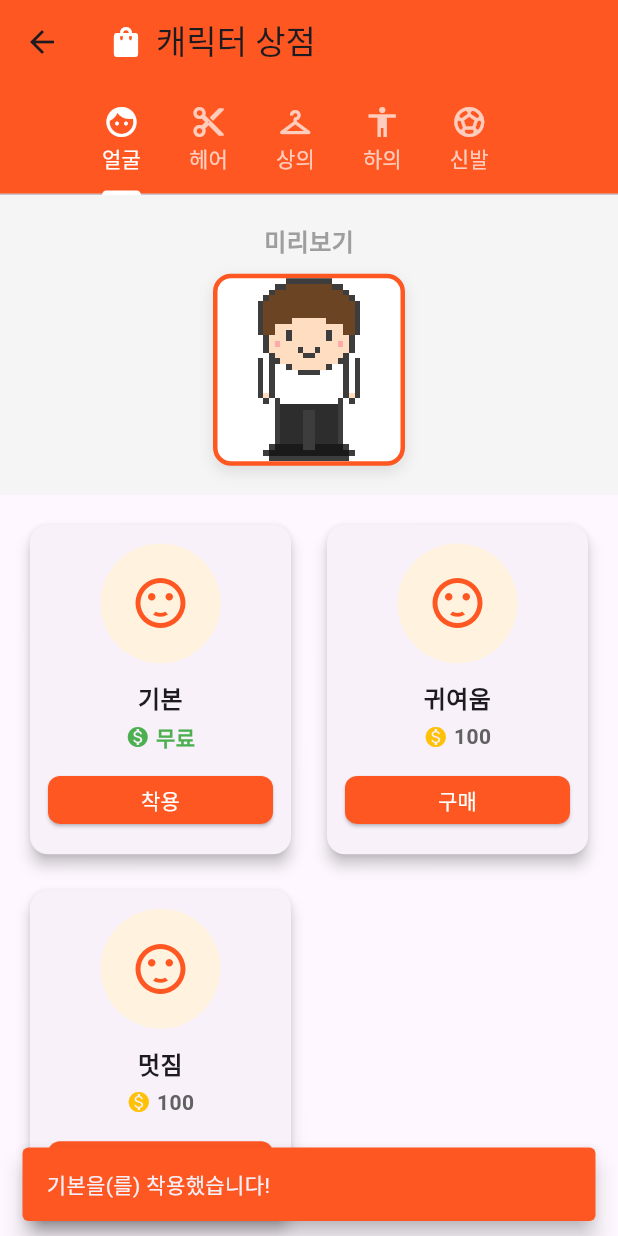
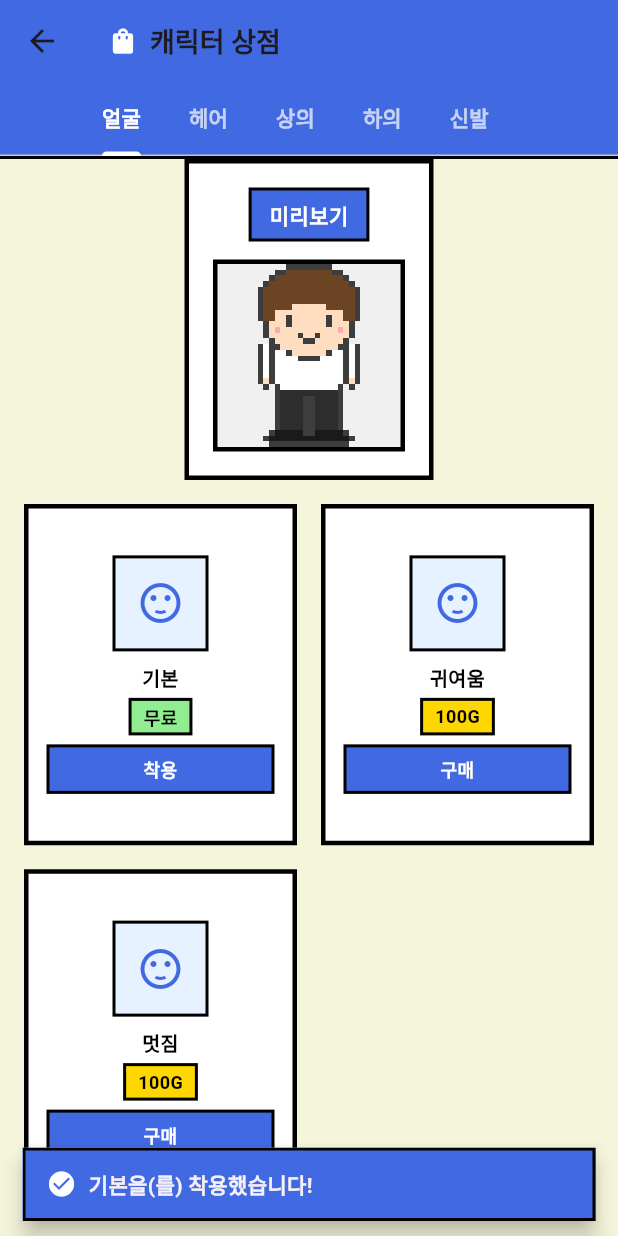
Before and after one commit to coco-ccl/coco-buffett-client, a Flutter app: the ShopPage screen opened by its route, after a tap on "착용", on a phone screen of 412 x 824 dp. Run offline on Flutter 3.47's test engine with Material 3 defaults, Android fonts, the phone set to English and light mode, and no system bars; our stand-ins replace flutter_bloc, flutter_svg, freezed_annotation, go_router; missing offline and left inert: flame, flame_bloc.

Commit message:
feat: 도트 스타일 적용

```diff
--- a/lib/home/home_page.dart
+++ b/lib/home/home_page.dart
@@ -47,7 +47,7 @@ class _HomePageState extends State<HomePage> {
             child: FloatingActionButton(
               heroTag: 'shop_button',
               onPressed: () => context.push('/shop'),
-              backgroundColor: Colors.orange,
+              backgroundColor: const Color(0xFF4169E1),
               child: const Icon(Icons.shopping_bag),
             ),
           ),
--- a/lib/shop/shop_page.dart
+++ b/lib/shop/shop_page.dart
@@ -70,56 +70,77 @@ class _ShopPageState extends State<ShopPage> with SingleTickerProviderStateMixin
     final playerBloc = context.read<PlayerBloc>();
 
     return Scaffold(
+      backgroundColor: const Color(0xFFF5F5DC), // 베이지 배경
       appBar: AppBar(
         title: const Row(
           children: [
-            Icon(Icons.shopping_bag, color: Colors.white),
+            Icon(Icons.shopping_bag, color: Colors.white, size: 20),
             SizedBox(width: 8),
-            Text('캐릭터 상점'),
+            Text('캐릭터 상점', style: TextStyle(fontSize: 18, fontWeight: FontWeight.bold)),
           ],
         ),
-        backgroundColor: Colors.deepOrange,
+        backgroundColor: const Color(0xFF4169E1), // 로얄 블루
         leading: IconButton(
           icon: const Icon(Icons.arrow_back),
           onPressed: () => context.pop(),
         ),
-        bottom: TabBar(
+        elevation: 0,
+        bottom: PreferredSize(
+          preferredSize: const Size.fromHeight(50),
+          child: Container(
+            decoration: const BoxDecoration(
+              border: Border(
+                bottom: BorderSide(color: Colors.black, width: 2),
+              ),
+            ),
+            child: TabBar(
               controller: _tabController,
               isScrollable: true,
               indicatorColor: Colors.white,
+              indicatorWeight: 3,
               labelColor: Colors.white,
               unselectedLabelColor: Colors.white70,
+              labelStyle: const TextStyle(fontSize: 14, fontWeight: FontWeight.bold),
               tabs: const [
-            Tab(icon: Icon(Icons.face), text: '얼굴'),
-            Tab(icon: Icon(Icons.content_cut), text: '헤어'),
-            Tab(icon: Icon(Icons.checkroom), text: '상의'),
-            Tab(icon: Icon(Icons.accessibility), text: '하의'),
-            Tab(icon: Icon(Icons.sports_soccer), text: '신발'),
+                Tab(text: '얼굴'),
+                Tab(text: '헤어'),
+                Tab(text: '상의'),
+                Tab(text: '하의'),
+                Tab(text: '신발'),
               ],
+            ),
+          ),
         ),
       ),
       body: Column(
         children: [
           // 캐릭터 미리보기
           Container(
-            height: 200,
-            color: Colors.grey.shade100,
-            child: Center(
+            padding: const EdgeInsets.all(16),
+            decoration: BoxDecoration(
+              color: Colors.white,
+              border: Border.all(color: Colors.black, width: 3),
+            ),
             child: Column(
-                mainAxisAlignment: MainAxisAlignment.center,
               children: [
-                  const Text(
+                Container(
+                  padding: const EdgeInsets.symmetric(horizontal: 12, vertical: 6),
+                  decoration: BoxDecoration(
+                    color: const Color(0xFF4169E1),
+                    border: Border.all(color: Colors.black, width: 2),
+                  ),
+                  child: const Text(
                     '미리보기',
                     style: TextStyle(
-                      fontSize: 16,
+                      fontSize: 14,
                       fontWeight: FontWeight.bold,
-                      color: Colors.grey,
+                      color: Colors.white,
                     ),
                   ),
-                  const SizedBox(height: 10),
+                ),
+                const SizedBox(height: 12),
                 _CharacterPreview(),
               ],
-              ),
             ),
           ),
           // 아이템 그리드
@@ -160,82 +181,98 @@ class _ShopPageState extends State<ShopPage> with SingleTickerProviderStateMixin
   }
 
   Widget _buildItemCard(ShopItem item, void Function(ShopItem) onSelect) {
-    return Card(
-      elevation: 4,
-      shape: RoundedRectangleBorder(
-        borderRadius: BorderRadius.circular(12),
+    return GestureDetector(
+      onTap: () {
+        onSelect(item);
+        _showPurchaseSnackBar(item);
+      },
+      child: Container(
+        decoration: BoxDecoration(
+          color: Colors.white,
+          border: Border.all(color: Colors.black, width: 3),
         ),
+        child: Column(
+          mainAxisAlignment: MainAxisAlignment.center,
+          children: [
+            // 아이콘 영역
+            Container(
+              width: 64,
+              height: 64,
+              decoration: BoxDecoration(
+                color: const Color(0xFFE6F2FF),
+                border: Border.all(color: Colors.black, width: 2),
+              ),
+              child: Icon(
+                _getIconForItem(item),
+                size: 32,
+                color: const Color(0xFF4169E1),
+              ),
+            ),
+            const SizedBox(height: 8),
+            // 아이템 이름
+            Padding(
+              padding: const EdgeInsets.symmetric(horizontal: 4),
+              child: Text(
+                item.name,
+                style: const TextStyle(
+                  fontSize: 13,
+                  fontWeight: FontWeight.bold,
+                  color: Colors.black,
+                ),
+                textAlign: TextAlign.center,
+                maxLines: 2,
+                overflow: TextOverflow.ellipsis,
+              ),
+            ),
+            const SizedBox(height: 4),
+            // 가격
+            Container(
+              padding: const EdgeInsets.symmetric(horizontal: 8, vertical: 2),
+              decoration: BoxDecoration(
+                color: item.price == 0 ? const Color(0xFF90EE90) : const Color(0xFFFFD700),
+                border: Border.all(color: Colors.black, width: 2),
+              ),
+              child: Text(
+                item.price == 0 ? '무료' : '${item.price}G',
+                style: const TextStyle(
+                  fontSize: 12,
+                  fontWeight: FontWeight.bold,
+                  color: Colors.black,
+                ),
+              ),
+            ),
+            const SizedBox(height: 6),
+            // 착용/구매 버튼
+            Container(
+              width: double.infinity,
+              margin: const EdgeInsets.symmetric(horizontal: 12),
+              decoration: BoxDecoration(
+                color: const Color(0xFF4169E1),
+                border: Border.all(color: Colors.black, width: 2),
+              ),
+              child: Material(
+                color: Colors.transparent,
                 child: InkWell(
                   onTap: () {
                     onSelect(item);
                     _showPurchaseSnackBar(item);
                   },
-        borderRadius: BorderRadius.circular(12),
                   child: Padding(
-          padding: const EdgeInsets.all(12),
-          child: Column(
-            mainAxisAlignment: MainAxisAlignment.center,
-            children: [
-              Container(
-                width: 80,
-                height: 80,
-                decoration: BoxDecoration(
-                  color: Colors.orange.shade50,
-                  shape: BoxShape.circle,
-                ),
-                child: Icon(
-                  _getIconForItem(item),
-                  size: 40,
-                  color: Colors.deepOrange,
-                ),
-              ),
-              const SizedBox(height: 12),
-              Text(
-                item.name,
+                    padding: const EdgeInsets.symmetric(vertical: 6),
+                    child: Text(
+                      item.price == 0 ? '착용' : '구매',
                       style: const TextStyle(
-                  fontSize: 16,
+                        fontSize: 12,
                         fontWeight: FontWeight.bold,
+                        color: Colors.white,
                       ),
                       textAlign: TextAlign.center,
                     ),
-              const SizedBox(height: 4),
-              Row(
-                mainAxisAlignment: MainAxisAlignment.center,
-                children: [
-                  Icon(
-                    Icons.monetization_on,
-                    size: 16,
-                    color: item.price == 0 ? Colors.green : Colors.amber,
                   ),
-                  const SizedBox(width: 4),
-                  Text(
-                    item.price == 0 ? '무료' : '${item.price}',
-                    style: TextStyle(
-                      fontSize: 14,
-                      color: item.price == 0 ? Colors.green : Colors.grey.shade700,
-                      fontWeight: FontWeight.w600,
+                ),
               ),
             ),
           ],
-              ),
-              const SizedBox(height: 8),
-              ElevatedButton(
-                onPressed: () {
-                  onSelect(item);
-                  _showPurchaseSnackBar(item);
-                },
-                style: ElevatedButton.styleFrom(
-                  backgroundColor: Colors.deepOrange,
-                  foregroundColor: Colors.white,
-                  minimumSize: const Size(double.infinity, 32),
-                  shape: RoundedRectangleBorder(
-                    borderRadius: BorderRadius.circular(8),
-                  ),
-                ),
-                child: Text(item.price == 0 ? '착용' : '구매'),
-              ),
-            ],
-          ),
         ),
       ),
     );
@@ -259,10 +296,23 @@ class _ShopPageState extends State<ShopPage> with SingleTickerProviderStateMixin
   void _showPurchaseSnackBar(ShopItem item) {
     ScaffoldMessenger.of(context).showSnackBar(
       SnackBar(
-        content: Text('${item.name}을(를) 착용했습니다!'),
+        content: Row(
+          children: [
+            const Icon(Icons.check_circle, color: Colors.white, size: 20),
+            const SizedBox(width: 8),
+            Text(
+              '${item.name}을(를) 착용했습니다!',
+              style: const TextStyle(fontWeight: FontWeight.bold),
+            ),
+          ],
+        ),
         duration: const Duration(seconds: 1),
         behavior: SnackBarBehavior.floating,
-        backgroundColor: Colors.deepOrange,
+        backgroundColor: const Color(0xFF4169E1),
+        shape: RoundedRectangleBorder(
+          borderRadius: BorderRadius.zero,
+          side: const BorderSide(color: Colors.black, width: 2),
+        ),
       ),
     );
   }
@@ -335,19 +385,9 @@ class _CharacterPreviewState extends State<_CharacterPreview> {
           width: 128,
           height: 128,
           decoration: BoxDecoration(
-            color: Colors.white,
-            borderRadius: BorderRadius.circular(12),
-            border: Border.all(color: Colors.deepOrange, width: 3),
-            boxShadow: [
-              BoxShadow(
-                color: Colors.black.withOpacity(0.1),
-                blurRadius: 8,
-                offset: const Offset(0, 4),
+            color: const Color(0xFFF0F0F0),
+            border: Border.all(color: Colors.black, width: 3),
           ),
-            ],
-          ),
-          child: ClipRRect(
-            borderRadius: BorderRadius.circular(9),
           child: _currentImage != null || _previousImage != null
                 ? Stack(
                     children: [
@@ -375,9 +415,8 @@ class _CharacterPreviewState extends State<_CharacterPreview> {
                   )
                 : const Center(
                     child: CircularProgressIndicator(
-                      color: Colors.deepOrange,
+                      color: Color(0xFF4169E1),
                       strokeWidth: 3,
-                    ),
                     ),
                   ),
         );
```
Lines whose indentation alone changed are shown as unchanged.
